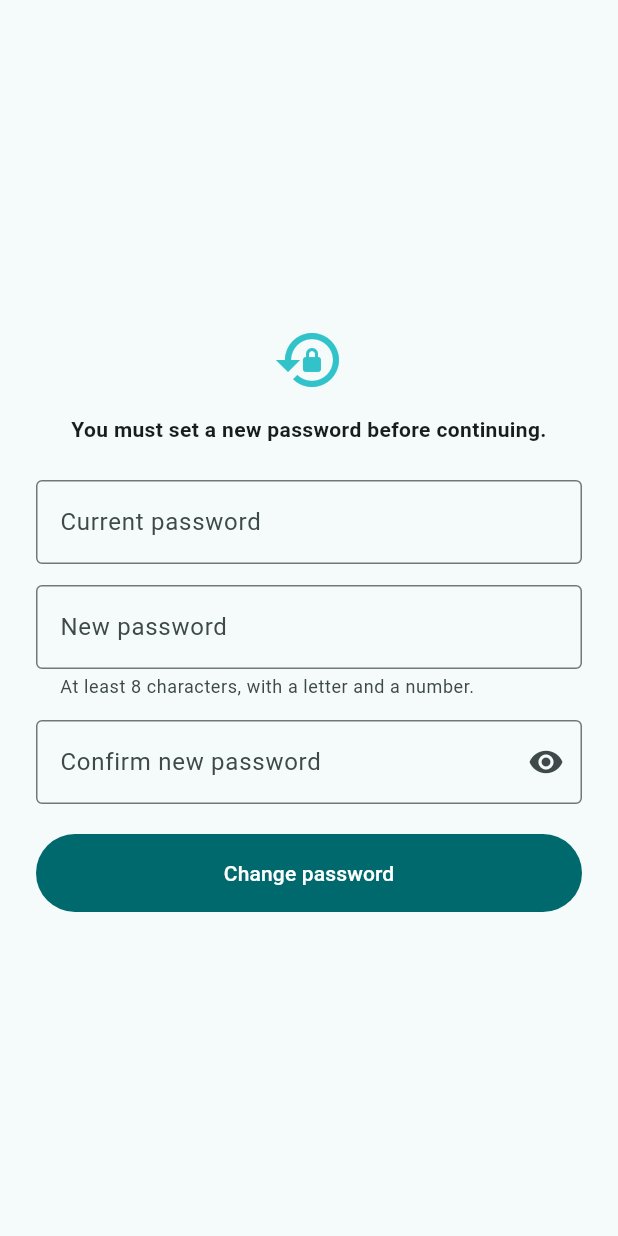
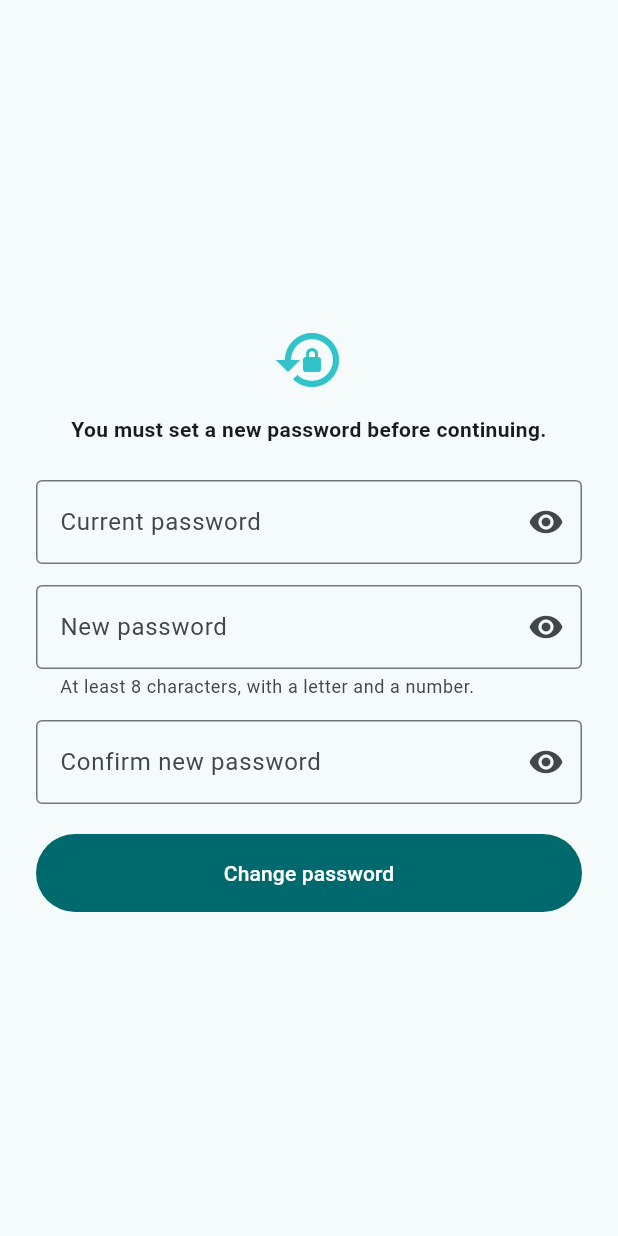
Before and after one commit to Islamce/WMS, a Flutter app: the ChangePasswordScreen screen opened directly, on a phone screen of 412 x 824 dp. Run offline on Flutter 3.47's test engine with Material 3 defaults, Android fonts, the phone set to English and light mode, and no system bars; our stand-ins replace connectivity_plus, firebase_core, firebase_messaging, flutter_local_notifications, open_filex, package_info_plus and 1 more; missing offline and left inert: mobile_scanner; accounts and stored records are empty.

Commit message:
mobile: show/hide password toggle on every Change Password field
The toggle icon only lived on the "Confirm" field but silently
controlled all three obscureText fields, so Current/New password had
no visible way to reveal what was typed. Each field now shows its own
visibility toggle (all three still share one _obscure flag, so
toggling any of them reveals all three, matching the login screen's
existing single-eye-icon behavior).

```diff
--- a/wms flutter application/lib/screens/change_password_screen.dart
+++ b/wms flutter application/lib/screens/change_password_screen.dart
@@ -80,17 +80,27 @@ class _ChangePasswordScreenState extends State<ChangePasswordScreen> {
             TextField(
               controller: _current,
               obscureText: _obscure,
-              decoration: const InputDecoration(
-                  labelText: 'Current password', border: OutlineInputBorder()),
+              decoration: InputDecoration(
+                labelText: 'Current password',
+                border: const OutlineInputBorder(),
+                suffixIcon: IconButton(
+                  icon: Icon(_obscure ? Icons.visibility : Icons.visibility_off),
+                  onPressed: () => setState(() => _obscure = !_obscure),
+                ),
+              ),
             ),
             const SizedBox(height: 14),
             TextField(
               controller: _next,
               obscureText: _obscure,
-              decoration: const InputDecoration(
+              decoration: InputDecoration(
                 labelText: 'New password',
                 helperText: 'At least 8 characters, with a letter and a number.',
-                border: OutlineInputBorder(),
+                border: const OutlineInputBorder(),
+                suffixIcon: IconButton(
+                  icon: Icon(_obscure ? Icons.visibility : Icons.visibility_off),
+                  onPressed: () => setState(() => _obscure = !_obscure),
+                ),
               ),
             ),
             const SizedBox(height: 14),
```
